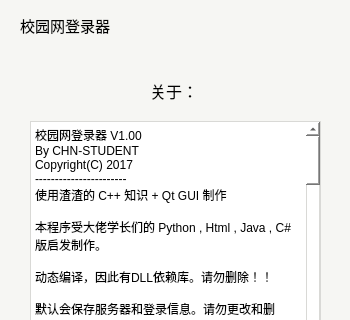
This is srun-3k-ui/mainwindow.ui in ehaut/srun3k-client-ui as Qt 5 draws it before an edit; both pictures show x 0 to 350 and y 0 to 320 of the 350 by 500 pixel window. The edited form follows.
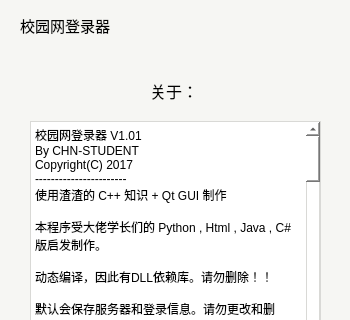
This is the edited form.

Commit message: 更换了新图标，修复了跳转bug，正在研究如何修复时间bug。

What changed in the file:
```diff
--- a/srun-3k-ui/mainwindow.ui
+++ b/srun-3k-ui/mainwindow.ui
@@ -1097,7 +1097,7 @@
 &lt;html&gt;&lt;head&gt;&lt;meta name=&quot;qrichtext&quot; content=&quot;1&quot; /&gt;&lt;style type=&quot;text/css&quot;&gt;
 p, li { white-space: pre-wrap; }
 &lt;/style&gt;&lt;/head&gt;&lt;body style=&quot; font-family:'SimSun'; font-size:9pt; font-weight:400; font-style:normal;&quot;&gt;
-&lt;p style=&quot; margin-top:0px; margin-bottom:0px; margin-left:0px; margin-right:0px; -qt-block-indent:0; text-indent:0px;&quot;&gt;校园网登录器 V1.00 &lt;/p&gt;
+&lt;p style=&quot; margin-top:0px; margin-bottom:0px; margin-left:0px; margin-right:0px; -qt-block-indent:0; text-indent:0px;&quot;&gt;校园网登录器 V1.01 &lt;/p&gt;
 &lt;p style=&quot; margin-top:0px; margin-bottom:0px; margin-left:0px; margin-right:0px; -qt-block-indent:0; text-indent:0px;&quot;&gt;By CHN-STUDENT&lt;/p&gt;
 &lt;p style=&quot; margin-top:0px; margin-bottom:0px; margin-left:0px; margin-right:0px; -qt-block-indent:0; text-indent:0px;&quot;&gt;Copyright(C) 2017&lt;/p&gt;
 &lt;p style=&quot; margin-top:0px; margin-bottom:0px; margin-left:0px; margin-right:0px; -qt-block-indent:0; text-indent:0px;&quot;&gt;-----------------------&lt;/p&gt;
@@ -1113,13 +1113,15 @@
 &lt;p style=&quot;-qt-paragraph-type:empty; margin-top:0px; margin-bottom:0px; margin-left:0px; margin-right:0px; -qt-block-indent:0; text-indent:0px;&quot;&gt;&lt;br /&gt;&lt;/p&gt;
 &lt;p style=&quot; margin-top:0px; margin-bottom:0px; margin-left:0px; margin-right:0px; -qt-block-indent:0; text-indent:0px;&quot;&gt;1.显示在线时间和流量不准，时间有时候会很快。&lt;/p&gt;
 &lt;p style=&quot;-qt-paragraph-type:empty; margin-top:0px; margin-bottom:0px; margin-left:0px; margin-right:0px; -qt-block-indent:0; text-indent:0px;&quot;&gt;&lt;br /&gt;&lt;/p&gt;
-&lt;p style=&quot; margin-top:0px; margin-bottom:0px; margin-left:0px; margin-right:0px; -qt-block-indent:0; text-indent:0px;&quot;&gt;2.无法在获取服务器信息前点击高级设置和关于，只能在获取服务器信息后点击。&lt;/p&gt;
+&lt;p style=&quot; margin-top:0px; margin-bottom:0px; margin-left:0px; margin-right:0px; -qt-block-indent:0; text-indent:0px;&quot;&gt;2.代码不合理等问题。&lt;/p&gt;
 &lt;p style=&quot;-qt-paragraph-type:empty; margin-top:0px; margin-bottom:0px; margin-left:0px; margin-right:0px; -qt-block-indent:0; text-indent:0px;&quot;&gt;&lt;br /&gt;&lt;/p&gt;
-&lt;p style=&quot; margin-top:0px; margin-bottom:0px; margin-left:0px; margin-right:0px; -qt-block-indent:0; text-indent:0px;&quot;&gt;3.界面跳转可能存在问题。&lt;/p&gt;
+&lt;p style=&quot; margin-top:0px; margin-bottom:0px; margin-left:0px; margin-right:0px; -qt-block-indent:0; text-indent:0px;&quot;&gt;3.其他问题。&lt;/p&gt;
 &lt;p style=&quot;-qt-paragraph-type:empty; margin-top:0px; margin-bottom:0px; margin-left:0px; margin-right:0px; -qt-block-indent:0; text-indent:0px;&quot;&gt;&lt;br /&gt;&lt;/p&gt;
-&lt;p style=&quot; margin-top:0px; margin-bottom:0px; margin-left:0px; margin-right:0px; -qt-block-indent:0; text-indent:0px;&quot;&gt;4.代码不合理等问题。&lt;/p&gt;
+&lt;p style=&quot; margin-top:0px; margin-bottom:0px; margin-left:0px; margin-right:0px; -qt-block-indent:0; text-indent:0px;&quot;&gt;已经在V1.01版修复以下跳转BUG:&lt;/p&gt;
 &lt;p style=&quot;-qt-paragraph-type:empty; margin-top:0px; margin-bottom:0px; margin-left:0px; margin-right:0px; -qt-block-indent:0; text-indent:0px;&quot;&gt;&lt;br /&gt;&lt;/p&gt;
-&lt;p style=&quot; margin-top:0px; margin-bottom:0px; margin-left:0px; margin-right:0px; -qt-block-indent:0; text-indent:0px;&quot;&gt;5.其他问题。&lt;/p&gt;
+&lt;p style=&quot; margin-top:0px; margin-bottom:0px; margin-left:0px; margin-right:0px; -qt-block-indent:0; text-indent:0px;&quot;&gt;1.无法在获取服务器信息前点击高级设置和关于，只能在获取服务器信息后点击。&lt;/p&gt;
+&lt;p style=&quot;-qt-paragraph-type:empty; margin-top:0px; margin-bottom:0px; margin-left:0px; margin-right:0px; -qt-block-indent:0; text-indent:0px;&quot;&gt;&lt;br /&gt;&lt;/p&gt;
+&lt;p style=&quot; margin-top:0px; margin-bottom:0px; margin-left:0px; margin-right:0px; -qt-block-indent:0; text-indent:0px;&quot;&gt;2.界面跳转可能存在问题。&lt;/p&gt;
 &lt;p style=&quot;-qt-paragraph-type:empty; margin-top:0px; margin-bottom:0px; margin-left:0px; margin-right:0px; -qt-block-indent:0; text-indent:0px;&quot;&gt;&lt;br /&gt;&lt;/p&gt;
 &lt;p style=&quot; margin-top:0px; margin-bottom:0px; margin-left:0px; margin-right:0px; -qt-block-indent:0; text-indent:0px;&quot;&gt;如果您有好的解决方案或反馈建议请发送邮件到;&lt;br /&gt;&lt;/p&gt;
 &lt;p style=&quot; margin-top:0px; margin-bottom:0px; margin-left:0px; margin-right:0px; -qt-block-indent:0; text-indent:0px;&quot;&gt;CHN-STUDENT@OUTLOOK.COM&lt;/p&gt;
@@ -1129,7 +1131,9 @@
 &lt;p style=&quot;-qt-paragraph-type:empty; margin-top:0px; margin-bottom:0px; margin-left:0px; margin-right:0px; -qt-block-indent:0; text-indent:0px;&quot;&gt;&lt;br /&gt;&lt;/p&gt;
 &lt;p style=&quot; margin-top:0px; margin-bottom:0px; margin-left:0px; margin-right:0px; -qt-block-indent:0; text-indent:0px;&quot;&gt;程序原理： Noisky ，Zeng-xs , Ygqsgm ， Szh9604 ， Lichen404 ， Kehr ， Samuel Tseng ，FunnyWu&lt;/p&gt;
 &lt;p style=&quot;-qt-paragraph-type:empty; margin-top:0px; margin-bottom:0px; margin-left:0px; margin-right:0px; -qt-block-indent:0; text-indent:0px;&quot;&gt;&lt;br /&gt;&lt;/p&gt;
-&lt;p style=&quot; margin-top:0px; margin-bottom:0px; margin-left:0px; margin-right:0px; -qt-block-indent:0; text-indent:0px;&quot;&gt;UI&amp;amp;&amp;amp;图标设计：Noisky&lt;/p&gt;
+&lt;p style=&quot; margin-top:0px; margin-bottom:0px; margin-left:0px; margin-right:0px; -qt-block-indent:0; text-indent:0px;&quot;&gt;UI设计：Noisky&lt;/p&gt;
+&lt;p style=&quot;-qt-paragraph-type:empty; margin-top:0px; margin-bottom:0px; margin-left:0px; margin-right:0px; -qt-block-indent:0; text-indent:0px;&quot;&gt;&lt;br /&gt;&lt;/p&gt;
+&lt;p style=&quot; margin-top:0px; margin-bottom:0px; margin-left:0px; margin-right:0px; -qt-block-indent:0; text-indent:0px;&quot;&gt;图标设计：没想好昵称的17 ，MC明 &lt;/p&gt;
 &lt;p style=&quot;-qt-paragraph-type:empty; margin-top:0px; margin-bottom:0px; margin-left:0px; margin-right:0px; -qt-block-indent:0; text-indent:0px;&quot;&gt;&lt;br /&gt;&lt;/p&gt;
 &lt;p style=&quot; margin-top:0px; margin-bottom:0px; margin-left:0px; margin-right:0px; -qt-block-indent:0; text-indent:0px;&quot;&gt;测试：MC明 ，小天学长 ，Noisky ，MouYouling ，Baninn , ShifuSun ,四糸乃 よしの&lt;/p&gt;
 &lt;p style=&quot;-qt-paragraph-type:empty; margin-top:0px; margin-bottom:0px; margin-left:0px; margin-right:0px; -qt-block-indent:0; text-indent:0px;&quot;&gt;&lt;br /&gt;&lt;/p&gt;
```
The commit also changes 11 other files.
